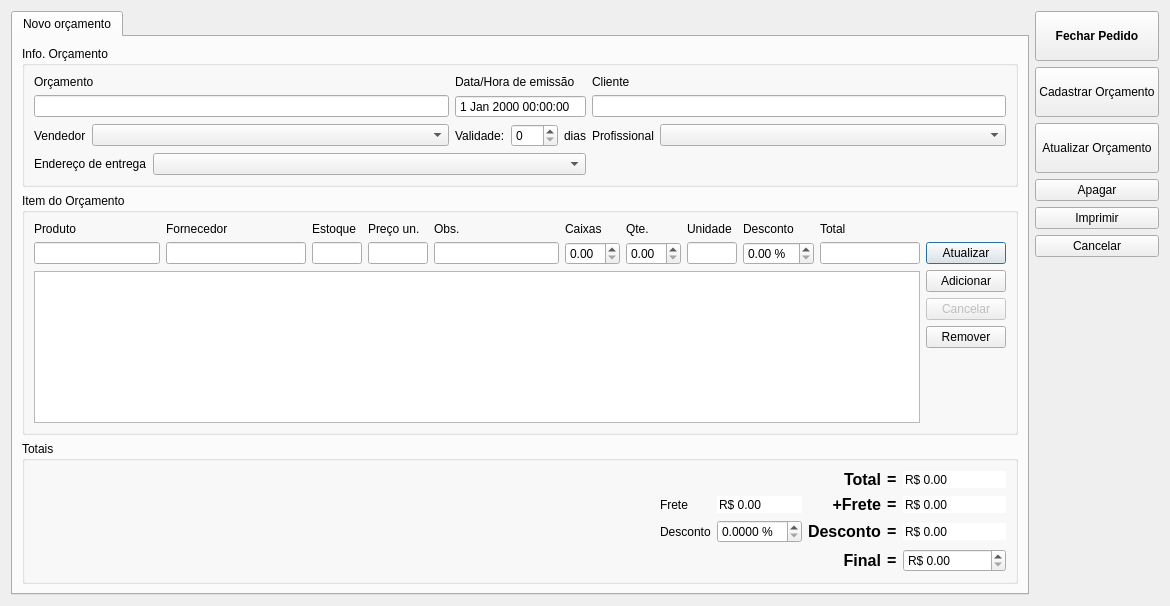
Qt form orcamento.ui (lellisls/ERP-STACCATO) before a commit.
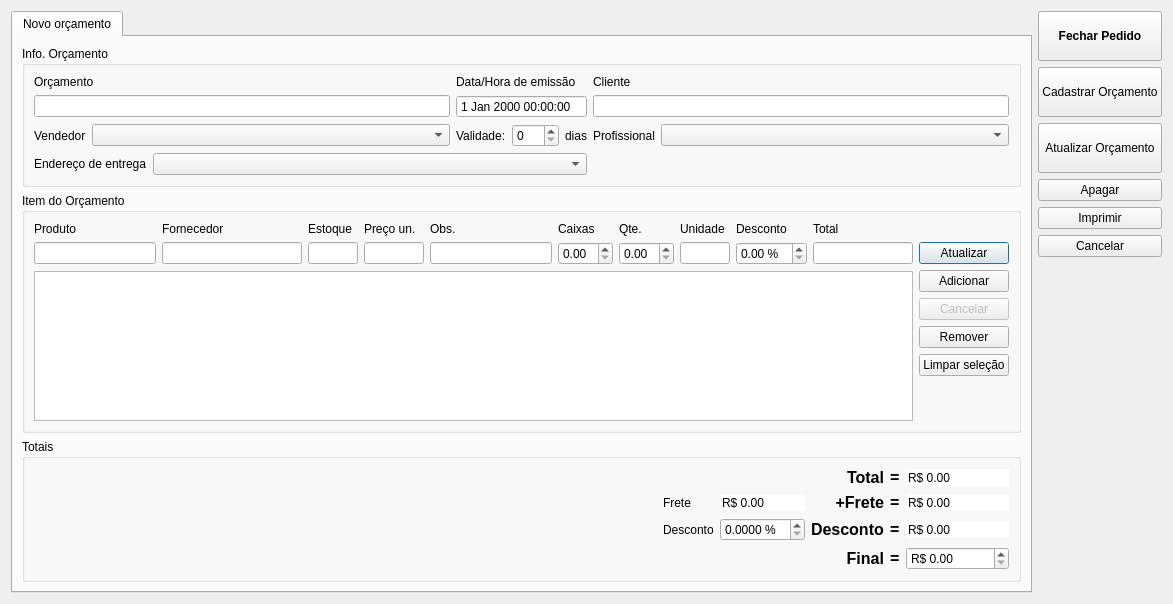
The same form after that commit. Custom widgets are drawn as their Qt base class.

Commit message:
Botão para limpar seleção da tabela de produtos em Orçamento
Sem esse botão ocorria problemas do tipo cadastrar um item por cima de
outro

Patch:
```diff
--- a/orcamento.ui
+++ b/orcamento.ui
@@ -9,8 +9,8 @@
    <rect>
     <x>0</x>
     <y>0</y>
-    <width>1170</width>
-    <height>606</height>
+    <width>1173</width>
+    <height>604</height>
    </rect>
   </property>
   <property name="windowTitle">
@@ -442,6 +442,19 @@
               </property>
              </widget>
             </item>
+            <item>
+             <widget class="QPushButton" name="pushButtonLimparSelecao">
+              <property name="toolTip">
+               <string>&lt;html&gt;&lt;head/&gt;&lt;body&gt;&lt;p&gt;Remover item selecionado&lt;/p&gt;&lt;/body&gt;&lt;/html&gt;</string>
+              </property>
+              <property name="text">
+               <string>Limpar seleção</string>
+              </property>
+              <property name="autoDefault">
+               <bool>false</bool>
+              </property>
+             </widget>
+            </item>
             <item>
              <spacer name="verticalSpacer">
               <property name="orientation">
```
The commit also changes 2 other files.
